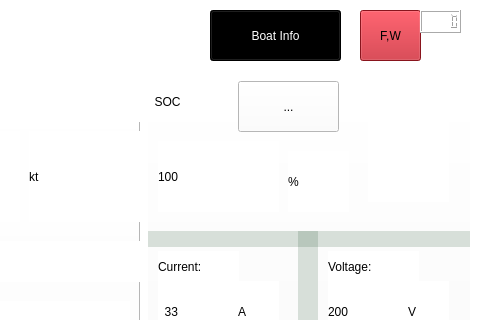
Old version of the form apps/huracanXsantoka/mainwindow.ui in the repository GiovanniRaseraF/santoka_qt; both pictures show x 530 to 1010 and y 0 to 320 of the 1010 by 600 pixel window.
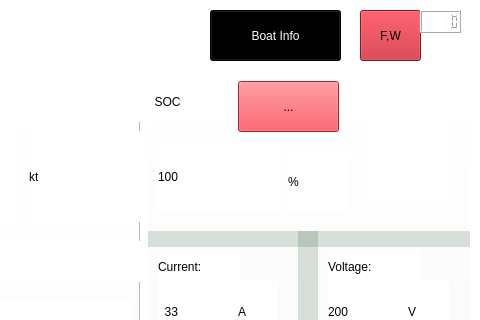
New version of the form. Icons and pictures are not drawn.

Commit message: apps: main warnings page

What changed in the file:
```diff
--- a/apps/huracanXsantoka/mainwindow.ui
+++ b/apps/huracanXsantoka/mainwindow.ui
@@ -961,6 +961,9 @@
           </property>
           <property name="styleSheet">
            <string notr="true">font: 19pt &quot;Ubuntu&quot;;
+background-color: rgb(237, 51, 59);
+
+
 
 
 </string>
```
The commit also changes 2 other files.
